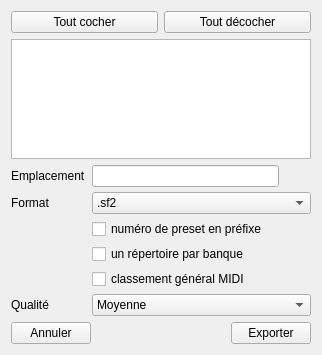
First picture: the form in sources/editor/tools/soundfont_export/toolsoundfontexport_gui.ui, repository davy7125/polyphone, before the edit.
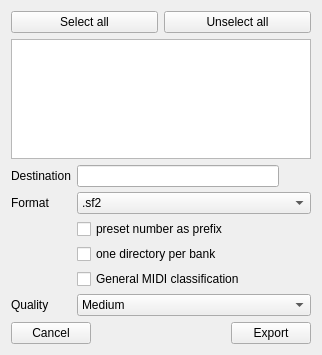
Second picture: the form after the edit.

```diff
--- a/sources/editor/tools/soundfont_export/toolsoundfontexport_gui.ui
+++ b/sources/editor/tools/soundfont_export/toolsoundfontexport_gui.ui
@@ -19,14 +19,14 @@
      <item>
       <widget class="QPushButton" name="pushTick">
        <property name="text">
-        <string>Tout cocher</string>
+        <string>Select all</string>
        </property>
       </widget>
      </item>
      <item>
       <widget class="QPushButton" name="pushUntick">
        <property name="text">
-        <string>Tout décocher</string>
+        <string>Unselect all</string>
        </property>
       </widget>
      </item>
@@ -77,7 +77,7 @@
      <item row="0" column="0">
       <widget class="QLabel" name="label_2">
        <property name="text">
-        <string>Emplacement</string>
+        <string>Destination</string>
        </property>
       </widget>
      </item>
@@ -113,21 +113,21 @@
      <item row="4" column="1" colspan="2">
       <widget class="QCheckBox" name="checkGM">
        <property name="text">
-        <string>classement général MIDI</string>
+        <string>General MIDI classification</string>
        </property>
       </widget>
      </item>
      <item row="3" column="1" colspan="2">
       <widget class="QCheckBox" name="checkBank">
        <property name="text">
-        <string>un répertoire par banque</string>
+        <string>one directory per bank</string>
        </property>
       </widget>
      </item>
      <item row="2" column="1" colspan="2">
       <widget class="QCheckBox" name="checkPreset">
        <property name="text">
-        <string>numéro de preset en préfixe</string>
+        <string>preset number as prefix</string>
        </property>
       </widget>
      </item>
@@ -143,7 +143,7 @@
        </item>
        <item>
         <property name="text">
-         <string>Moyenne</string>
+         <string>Medium</string>
         </property>
        </item>
        <item>
@@ -156,7 +156,7 @@
      <item row="5" column="0">
       <widget class="QLabel" name="labelQuality">
        <property name="text">
-        <string>Qualité</string>
+        <string>Quality</string>
        </property>
       </widget>
      </item>
@@ -167,7 +167,7 @@
      <item>
       <widget class="QPushButton" name="pushAnnuler">
        <property name="text">
-        <string>Annuler</string>
+        <string>Cancel</string>
        </property>
       </widget>
      </item>
@@ -187,7 +187,7 @@
      <item>
       <widget class="QPushButton" name="pushExport">
        <property name="text">
-        <string>Exporter</string>
+        <string>Export</string>
        </property>
       </widget>
      </item>
```
Left out of the diff: 4 changed lines with no effect on the pictures.
